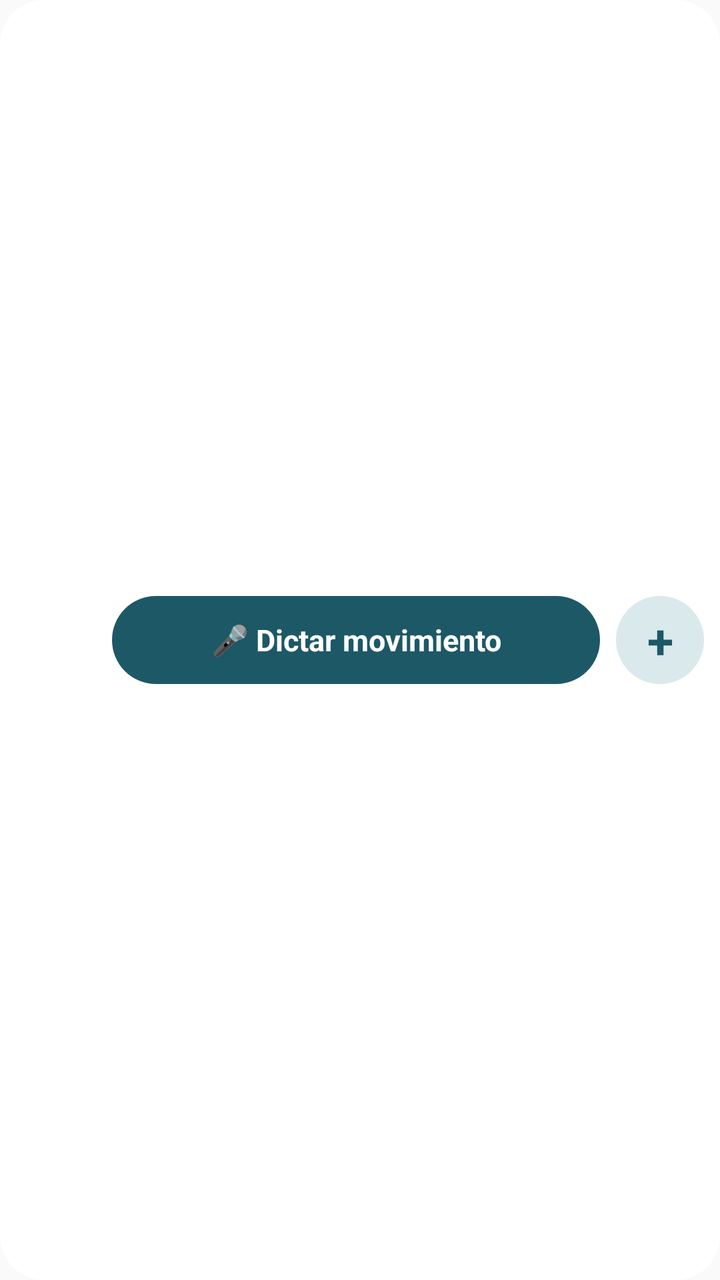
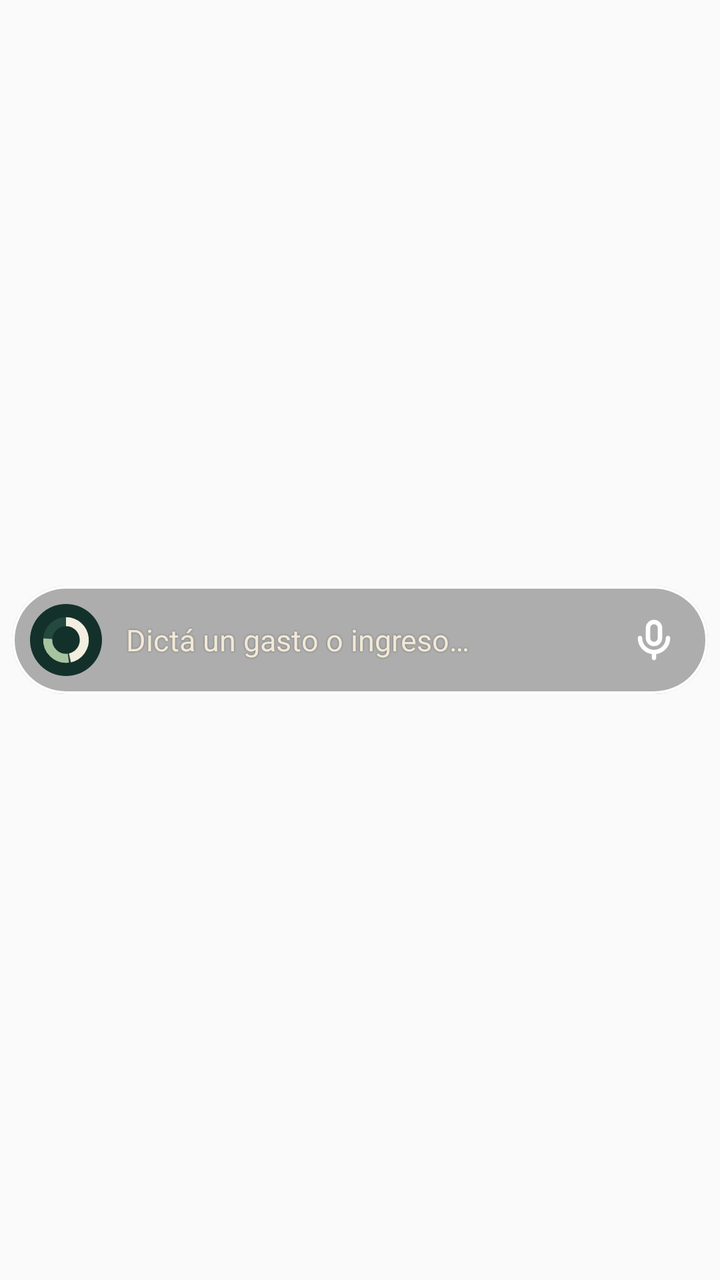

An Android layout rendered at two revisions. The XML below is the earlier revision; the diff shows what the commit changed to produce the second picture.
<!-- AndroidManifest.xml: application theme AppTheme -->
<!-- res/layout/widget_finanzas.xml -->
<?xml version="1.0" encoding="utf-8"?>
<LinearLayout xmlns:android="http://schemas.android.com/apk/res/android"
    android:layout_width="match_parent"
    android:layout_height="match_parent"
    android:orientation="horizontal"
    android:gravity="center_vertical"
    android:padding="8dp"
    android:background="@drawable/widget_bg">

    <ImageView
        android:id="@+id/w_abrir"
        android:layout_width="40dp"
        android:layout_height="40dp"
        android:src="@mipmap/ic_launcher"
        android:contentDescription="@string/w_abrir" />

    <TextView
        android:id="@+id/w_voz"
        android:layout_width="0dp"
        android:layout_height="44dp"
        android:layout_weight="1"
        android:layout_marginStart="8dp"
        android:layout_marginLeft="8dp"
        android:gravity="center"
        android:background="@drawable/widget_btn"
        android:text="@string/w_voz"
        android:textColor="#FFFFFF"
        android:textSize="15sp"
        android:textStyle="bold" />

    <TextView
        android:id="@+id/w_nuevo"
        android:layout_width="44dp"
        android:layout_height="44dp"
        android:layout_marginStart="8dp"
        android:layout_marginLeft="8dp"
        android:gravity="center"
        android:background="@drawable/widget_btn2"
        android:text="+"
        android:contentDescription="@string/w_nuevo"
        android:textColor="#1D5866"
        android:textSize="24sp"
        android:textStyle="bold" />
</LinearLayout>
<!-- resources referenced by this layout -->
<resources>
  <!-- drawable widget_bg (drawable) -->
  <?xml version="1.0" encoding="utf-8"?>
  <shape xmlns:android="http://schemas.android.com/apk/res/android" android:shape="rectangle">
      <solid android:color="#F2FFFFFF" />
      <corners android:radius="22dp" />
  </shape>
  <!-- drawable widget_btn (drawable) -->
  <?xml version="1.0" encoding="utf-8"?>
  <shape xmlns:android="http://schemas.android.com/apk/res/android" android:shape="rectangle">
      <solid android:color="#1D5866" />
      <corners android:radius="22dp" />
  </shape>
  <!-- drawable widget_btn2 (drawable) -->
  <?xml version="1.0" encoding="utf-8"?>
  <shape xmlns:android="http://schemas.android.com/apk/res/android" android:shape="rectangle">
      <solid android:color="#DAE9EC" />
      <corners android:radius="22dp" />
  </shape>
  <!-- mipmap ic_launcher (mipmap-anydpi-v26) -->
  <?xml version="1.0" encoding="utf-8"?>
  <adaptive-icon xmlns:android="http://schemas.android.com/apk/res/android">
      <background android:drawable="@color/ic_launcher_background"/>
      <foreground android:drawable="@mipmap/ic_launcher_foreground"/>
  </adaptive-icon>
  <string name="w_abrir">Abrir Finanzas</string>
  <string name="w_nuevo">Cargar movimiento escribiendo</string>
  <string name="w_voz">🎤  Dictar movimiento</string>
  <style name="AppTheme" parent="Theme.AppCompat.Light.DarkActionBar">
          
          <item name="colorPrimary">@color/colorPrimary</item>
          <item name="colorPrimaryDark">@color/colorPrimaryDark</item>
          <item name="colorAccent">@color/colorAccent</item>
      </style>
  <color name="ic_launcher_background">#1D5866</color>
</resources>

<!-- the commit's change to res/layout/widget_finanzas.xml (unified diff, before → after) -->
@@ -1,44 +1,68 @@
 <?xml version="1.0" encoding="utf-8"?>
-<LinearLayout xmlns:android="http://schemas.android.com/apk/res/android"
+<FrameLayout xmlns:android="http://schemas.android.com/apk/res/android"
     android:layout_width="match_parent"
     android:layout_height="match_parent"
-    android:orientation="horizontal"
-    android:gravity="center_vertical"
-    android:padding="8dp"
-    android:background="@drawable/widget_bg">
+    android:paddingLeft="6dp"
+    android:paddingRight="6dp">
 
-    <ImageView
-        android:id="@+id/w_abrir"
-        android:layout_width="40dp"
-        android:layout_height="40dp"
-        android:src="@mipmap/ic_launcher"
-        android:contentDescription="@string/w_abrir" />
+    <FrameLayout
+        android:id="@+id/w_voz"
+        android:layout_width="match_parent"
+        android:layout_height="54dp"
+        android:layout_gravity="center_vertical"
+        android:contentDescription="@string/w_voz">
 
-    <TextView
-        android:id="@+id/w_voz"
-        android:layout_width="0dp"
-        android:layout_height="44dp"
-        android:layout_weight="1"
-        android:layout_marginStart="8dp"
-        android:layout_marginLeft="8dp"
-        android:gravity="center"
-        android:background="@drawable/widget_btn"
-        android:text="@string/w_voz"
-        android:textColor="#FFFFFF"
-        android:textSize="15sp"
-        android:textStyle="bold" />
+        <ImageView
+            android:layout_width="match_parent"
+            android:layout_height="match_parent"
+            android:scaleType="fitXY"
+            android:src="@drawable/widget_bar_fondo"
+            android:importantForAccessibility="no" />
 
-    <TextView
-        android:id="@+id/w_nuevo"
-        android:layout_width="44dp"
-        android:layout_height="44dp"
-        android:layout_marginStart="8dp"
-        android:layout_marginLeft="8dp"
-        android:gravity="center"
-        android:background="@drawable/widget_btn2"
-        android:text="+"
-        android:contentDescription="@string/w_nuevo"
-        android:textColor="#1D5866"
-        android:textSize="24sp"
-        android:textStyle="bold" />
-</LinearLayout>
+        <ImageView
+            android:id="@+id/w_borde"
+            android:layout_width="match_parent"
+            android:layout_height="match_parent"
+            android:scaleType="fitXY"
+            android:src="@drawable/widget_bar_borde"
+            android:importantForAccessibility="no" />
+
+        <LinearLayout
+            android:layout_width="match_parent"
+            android:layout_height="match_parent"
+            android:orientation="horizontal"
+            android:gravity="center_vertical"
+            android:paddingLeft="9dp"
+            android:paddingRight="6dp">
+
+            <ImageView
+                android:id="@+id/w_abrir"
+                android:layout_width="36dp"
+                android:layout_height="36dp"
+                android:src="@drawable/ic_dona_circulo"
+                android:contentDescription="@string/w_abrir" />
+
+            <TextView
+                android:layout_width="0dp"
+                android:layout_height="wrap_content"
+                android:layout_weight="1"
+                android:layout_marginLeft="12dp"
+                android:layout_marginStart="12dp"
+                android:singleLine="true"
+                android:ellipsize="end"
+                android:text="@string/w_hint"
+                android:textColor="#F1E8D6"
+                android:textSize="15sp"
+                android:shadowColor="#66000000"
+                android:shadowRadius="2" />
+
+            <ImageView
+                android:id="@+id/w_mic"
+                android:layout_width="42dp"
+                android:layout_height="42dp"
+                android:padding="9dp"
+                android:src="@drawable/ic_mic"
+                android:importantForAccessibility="no" />
+        </LinearLayout>
+    </FrameLayout>
+</FrameLayout>
<!-- resource entries referenced after the edit -->
@@ -1,38 +1,43 @@
 <!-- resources referenced by this layout -->
 <resources>
-  <!-- drawable widget_bg (drawable) -->
+  <!-- drawable ic_dona_circulo (drawable) -->
+  <?xml version="1.0" encoding="utf-8"?>
+  <vector xmlns:android="http://schemas.android.com/apk/res/android" android:width="24dp" android:height="24dp" android:viewportWidth="24" android:viewportHeight="24">
+      <path android:pathData="M0,12 A12,12 0 1 1 24,12 A12,12 0 1 1 0,12" android:fillColor="#13312A"/>
+      <path android:pathData="M5.9,12 A6.1,6.1 0 1 1 18.1,12 A6.1,6.1 0 1 1 5.9,12" android:strokeColor="#24493E" android:strokeWidth="3" android:fillColor="#00000000"/>
+      <path android:pathData="M12,5.9 A6.1,6.1 0 0 1 13.322,17.955" android:strokeColor="#F3EEDF" android:strokeWidth="3" android:fillColor="#00000000"/>
+      <path android:pathData="M12.768,18.051 A6.1,6.1 0 0 1 5.916,11.561" android:strokeColor="#A8C3A0" android:strokeWidth="3" android:fillColor="#00000000"/>
+  </vector>
+  <!-- drawable ic_mic (drawable) -->
+  <?xml version="1.0" encoding="utf-8"?>
+  <vector xmlns:android="http://schemas.android.com/apk/res/android"
+      android:width="24dp" android:height="24dp" android:viewportWidth="24" android:viewportHeight="24">
+      <path android:strokeColor="#FFFFFFFF" android:strokeWidth="2.2" android:strokeLineCap="round" android:fillColor="#00000000"
+          android:pathData="M12,3 a3,3 0 0 1 3,3 v5 a3,3 0 0 1 -6,0 v-5 a3,3 0 0 1 3,-3 z" />
+      <path android:strokeColor="#FFFFFFFF" android:strokeWidth="2.2" android:strokeLineCap="round" android:fillColor="#00000000"
+          android:pathData="M5,11 a7,7 0 0 0 14,0 M12,18 v3" />
+  </vector>
+  <!-- drawable widget_bar_borde (drawable) -->
   <?xml version="1.0" encoding="utf-8"?>
   <shape xmlns:android="http://schemas.android.com/apk/res/android" android:shape="rectangle">
-      <solid android:color="#F2FFFFFF" />
-      <corners android:radius="22dp" />
+      <solid android:color="#00000000" />
+      <stroke android:width="1.2dp" android:color="#FFFFFFFF" />
+      <corners android:radius="27dp" />
   </shape>
-  <!-- drawable widget_btn (drawable) -->
+  <!-- drawable widget_bar_fondo (drawable) -->
   <?xml version="1.0" encoding="utf-8"?>
   <shape xmlns:android="http://schemas.android.com/apk/res/android" android:shape="rectangle">
-      <solid android:color="#1D5866" />
-      <corners android:radius="22dp" />
+      <solid android:color="#520B0A0A" />
+      <corners android:radius="27dp" />
   </shape>
-  <!-- drawable widget_btn2 (drawable) -->
-  <?xml version="1.0" encoding="utf-8"?>
-  <shape xmlns:android="http://schemas.android.com/apk/res/android" android:shape="rectangle">
-      <solid android:color="#DAE9EC" />
-      <corners android:radius="22dp" />
-  </shape>
-  <!-- mipmap ic_launcher (mipmap-anydpi-v26) -->
-  <?xml version="1.0" encoding="utf-8"?>
-  <adaptive-icon xmlns:android="http://schemas.android.com/apk/res/android">
-      <background android:drawable="@color/ic_launcher_background"/>
-      <foreground android:drawable="@mipmap/ic_launcher_foreground"/>
-  </adaptive-icon>
   <string name="w_abrir">Abrir Finanzas</string>
-  <string name="w_nuevo">Cargar movimiento escribiendo</string>
-  <string name="w_voz">🎤  Dictar movimiento</string>
+  <string name="w_hint">Dictá un gasto o ingreso…</string>
+  <string name="w_voz">Dictar movimiento</string>
   <style name="AppTheme" parent="Theme.AppCompat.Light.DarkActionBar">
           
           <item name="colorPrimary">@color/colorPrimary</item>
           <item name="colorPrimaryDark">@color/colorPrimaryDark</item>
           <item name="colorAccent">@color/colorAccent</item>
       </style>
-  <color name="ic_launcher_background">#1D5866</color>
 </resources>
 
